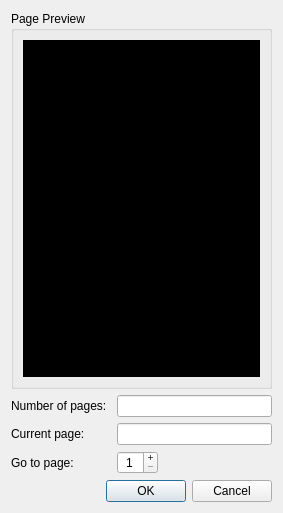
The window that src/go_to_page_dialog.ui (mstuttgart/pynocchio) describes before a commit, drawn with Qt 5.
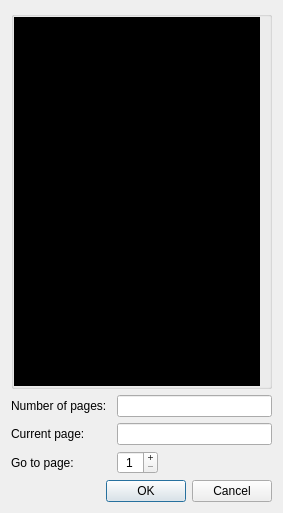
The same window after the commit. Icons and pictures are not drawn.

Commit message: widget object name formated

What changed in the file:
```diff
--- a/src/go_to_page_dialog.ui
+++ b/src/go_to_page_dialog.ui
@@ -26,9 +26,27 @@
      <item>
       <widget class="QGroupBox" name="groupBox">
        <property name="title">
-        <string>Page Preview</string>
+        <string/>
        </property>
-       <layout class="QVBoxLayout" name="verticalLayout_3">
+       <property name="alignment">
+        <set>Qt::AlignCenter</set>
+       </property>
+       <property name="flat">
+        <bool>true</bool>
+       </property>
+       <layout class="QVBoxLayout" name="vertical_layout_3">
+        <property name="leftMargin">
+         <number>0</number>
+        </property>
+        <property name="topMargin">
+         <number>0</number>
+        </property>
+        <property name="rightMargin">
+         <number>9</number>
+        </property>
+        <property name="bottomMargin">
+         <number>0</number>
+        </property>
         <item>
          <widget class="QScrollArea" name="scrollArea">
           <property name="styleSheet">
@@ -57,8 +75,8 @@
             <rect>
              <x>0</x>
              <y>0</y>
-             <width>237</width>
-             <height>330</height>
+             <width>246</width>
+             <height>348</height>
             </rect>
            </property>
            <layout class="QHBoxLayout" name="horizontalLayout">
```
Left out of the diff: 8 changed lines with no effect on the pictures.
